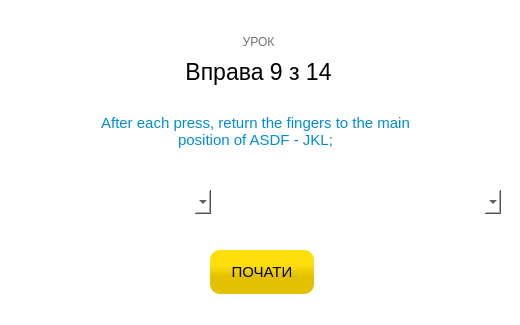
The window that src/RATATYPE-C/startwindow.ui (chaknoris16/Typing) describes before a commit, drawn with Qt 5.
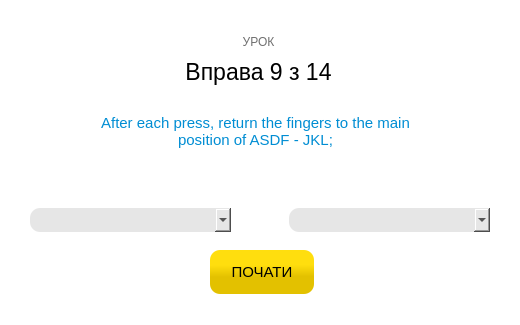
The same window after the commit.

```diff
--- a/src/RATATYPE-C/startwindow.ui
+++ b/src/RATATYPE-C/startwindow.ui
@@ -130,32 +130,6 @@
     </item>
    </layout>
   </widget>
-  <widget class="QComboBox" name="lessons_comboBox">
-   <property name="geometry">
-    <rect>
-     <x>10</x>
-     <y>190</y>
-     <width>201</width>
-     <height>24</height>
-    </rect>
-   </property>
-   <property name="cursor">
-    <cursorShape>PointingHandCursor</cursorShape>
-   </property>
-  </widget>
-  <widget class="QComboBox" name="exercisesComboBox">
-   <property name="geometry">
-    <rect>
-     <x>310</x>
-     <y>190</y>
-     <width>191</width>
-     <height>24</height>
-    </rect>
-   </property>
-   <property name="cursor">
-    <cursorShape>PointingHandCursor</cursorShape>
-   </property>
-  </widget>
   <widget class="QWidget" name="layoutWidget">
    <property name="geometry">
     <rect>
@@ -215,6 +189,77 @@
     </item>
    </layout>
   </widget>
+  <widget class="QWidget" name="">
+   <property name="geometry">
+    <rect>
+     <x>30</x>
+     <y>200</y>
+     <width>460</width>
+     <height>41</height>
+    </rect>
+   </property>
+   <layout class="QHBoxLayout" name="horizontalLayout_2">
+    <item>
+     <layout class="QVBoxLayout" name="verticalLayout_lesson">
+      <item>
+       <widget class="QComboBox" name="lessons_comboBox">
+        <property name="sizePolicy">
+         <sizepolicy hsizetype="Preferred" vsizetype="Fixed">
+          <horstretch>0</horstretch>
+          <verstretch>0</verstretch>
+         </sizepolicy>
+        </property>
+        <property name="minimumSize">
+         <size>
+          <width>201</width>
+          <height>24</height>
+         </size>
+        </property>
+        <property name="cursor">
+         <cursorShape>PointingHandCursor</cursorShape>
+        </property>
+        <property name="styleSheet">
+         <string notr="true">background-color: rgb(230, 230, 230);</string>
+        </property>
+       </widget>
+      </item>
+     </layout>
+    </item>
+    <item>
+     <spacer name="horizontalSpacer_3">
+      <property name="orientation">
+       <enum>Qt::Horizontal</enum>
+      </property>
+      <property name="sizeHint" stdset="0">
+       <size>
+        <width>40</width>
+        <height>20</height>
+       </size>
+      </property>
+     </spacer>
+    </item>
+    <item>
+     <layout class="QVBoxLayout" name="verticalLayout_exercise">
+      <item>
+       <widget class="QComboBox" name="exercisesComboBox">
+        <property name="minimumSize">
+         <size>
+          <width>201</width>
+          <height>24</height>
+         </size>
+        </property>
+        <property name="cursor">
+         <cursorShape>PointingHandCursor</cursorShape>
+        </property>
+        <property name="styleSheet">
+         <string notr="true">background-color: rgb(230, 230, 230);</string>
+        </property>
+       </widget>
+      </item>
+     </layout>
+    </item>
+   </layout>
+  </widget>
  </widget>
  <resources/>
  <connections/>
```
